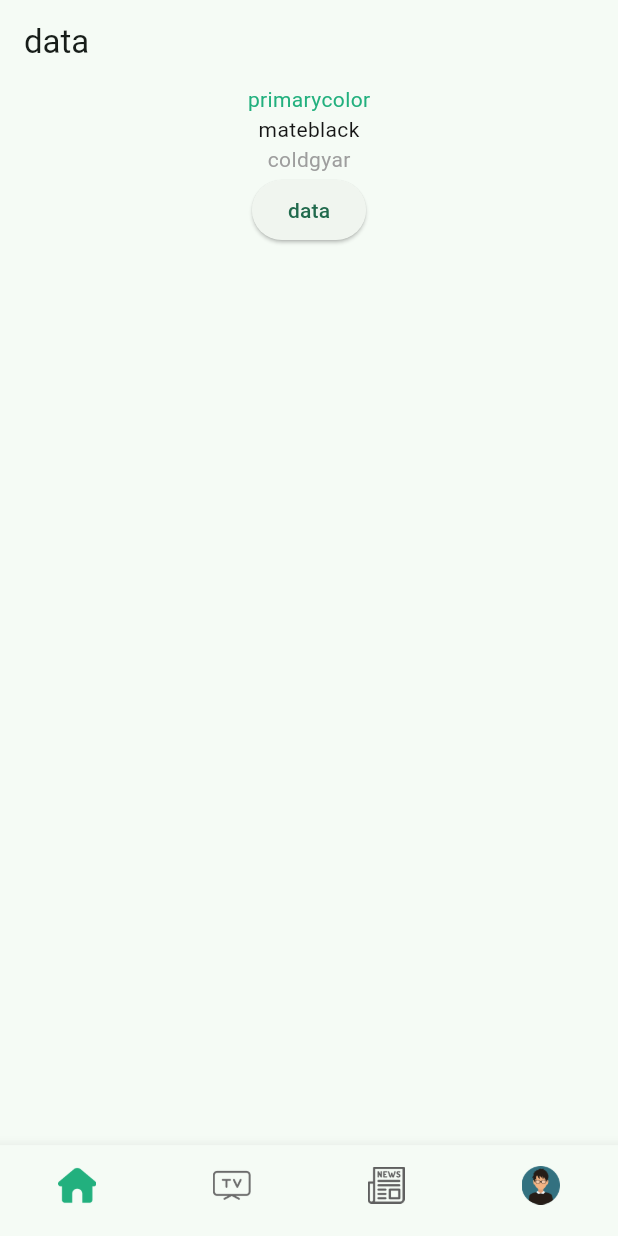
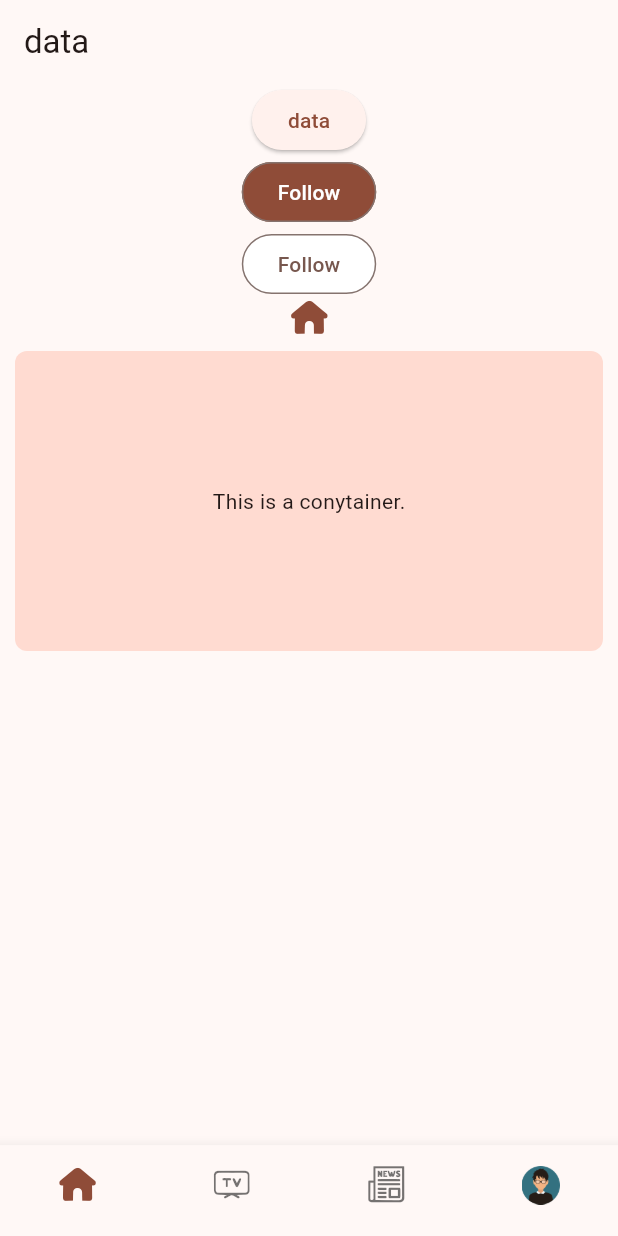
Before and after one commit to anil-s-yadav/stream24news, a Flutter app: the screen it shows after launch, on a phone screen of 412 x 824 dp. Run offline on Flutter 3.47's test engine with Material 3 defaults, Android fonts, the phone set to English and light mode, and no system bars.

Commit message:
custom font added and theme

```diff
--- /dev/null
+++ b/devtools_options.yaml
@@ -0,0 +1,3 @@
+description: This file stores settings for Dart & Flutter DevTools.
+documentation: https://docs.flutter.dev/tools/devtools/extensions#configure-extension-enablement-states
+extensions:
--- a/lib/assets/componants/colors.dart
+++ /dev/null
@@ -1,9 +0,0 @@
-import 'package:flutter/material.dart';
-
-Color primaryColor = const Color(0xff22b07e);
-//Color secondaryColor = Color(0xff22b07e);
-Color mateBlack = const Color(0xff151515);
-Color coldGray = const Color(0xff9e9e9e);
-
-
-//2e3338
--- a/lib/dashboard/homepage/homepage.dart
+++ /dev/null
@@ -1,37 +0,0 @@
-import 'package:flutter/material.dart';
-import 'package:stream24news/assets/componants/colors.dart';
-
-class HomePage extends StatelessWidget {
-  const HomePage({super.key});
-
-  @override
-  Widget build(BuildContext context) {
-    return Scaffold(
-      appBar: AppBar(
-        title: const Text("data"),
-      ),
-      body: Center(
-        child: Column(children: [
-          Text(
-            "primarycolor",
-            style: TextStyle(color: primaryColor),
-          ),
-          Text(
-            "mateblack",
-            style: TextStyle(color: mateBlack),
-          ),
-          Text(
-            "coldgyar",
-            style: TextStyle(color: coldGray),
-          ),
-          Container(
-            child: ElevatedButton(
-              onPressed: () {},
-              child: const Text("data"),
-            ),
-          ),
-        ]),
-      ),
-    );
-  }
-}
--- /dev/null
+++ b/lib/dashboard/homepage/presentation/homepage.dart
@@ -0,0 +1,54 @@
+import 'package:flutter/material.dart';
+import 'package:stream24news/utils/componants/colors.dart';
+import 'package:stream24news/utils/componants/my_widgets.dart';
+import 'package:stream24news/utils/my_tab_icons_icons.dart';
+
+class HomePage extends StatelessWidget {
+  const HomePage({super.key});
+
+  @override
+  Widget build(BuildContext context) {
+    return Scaffold(
+      appBar: AppBar(
+        title: const Text("data"),
+      ),
+      body: Center(
+        child: Column(children: [
+          // Text(
+          //   "primarycolor",
+          //   style: TextStyle(color: primaryColor),
+          // ),
+          // Text(
+          //   "mateblack",
+          //   style: TextStyle(color: mateBlack),
+          // ),
+          // Text(
+          //   "coldgyar",
+          //   style: TextStyle(color: coldGray),
+          // ),
+          ElevatedButton(
+            onPressed: () {},
+            child: const Text("data"),
+          ),
+          PrimaryButton(text: "Follow", onPressed: () {}),
+          SecondaryButton(text: "Follow", onPressed: () {}),
+          Icon(
+            MyTabIcons.home_button_fill,
+            color: Theme.of(context).colorScheme.primary,
+          ),
+          Container(
+            margin: EdgeInsets.all(10),
+            width: 500,
+            height: 200,
+            decoration: BoxDecoration(
+                color: Theme.of(context).colorScheme.secondaryContainer,
+                borderRadius: BorderRadius.circular(8)),
+            child: Center(
+              child: Text("This is a conytainer."),
+            ),
+          )
+        ]),
+      ),
+    );
+  }
+}
--- a/lib/main.dart
+++ b/lib/main.dart
@@ -1,33 +1,29 @@
 import 'package:flutter/material.dart';
-import 'package:adaptive_theme/adaptive_theme.dart';
-import 'assets/componants/colors.dart';
-import 'utils/bottom_navbar.dart';
+import 'utils/componants/bottom_navbar.dart';
+import 'utils/theme/theme.dart';
 
 Future<void> main() async {
-  WidgetsFlutterBinding.ensureInitialized();
-  final savedThemeMode = await AdaptiveTheme.getThemeMode();
-  runApp(MyApp(savedThemeMode: savedThemeMode));
+  runApp(const MyApp());
 }
 
 class MyApp extends StatelessWidget {
-  final AdaptiveThemeMode? savedThemeMode;
-  const MyApp({super.key, this.savedThemeMode});
+  const MyApp({super.key});
 
   @override
   Widget build(BuildContext context) {
-    return AdaptiveTheme(
-        light: ThemeData.light(),
-        dark: ThemeData.dark(),
-        // debugShowFloatingThemeButton: true,
-        initial: AdaptiveThemeMode.light,
-        builder: (theme, darkTheme) => MaterialApp(
-              debugShowCheckedModeBanner: false,
-              title: 'Flutter Demo',
-              theme: ThemeData(
-                colorScheme: ColorScheme.fromSeed(seedColor: primaryColor),
-                useMaterial3: true,
-              ),
-              home: const BottomNavbar(),
-            ));
+    return MaterialApp(
+      debugShowCheckedModeBanner: false,
+      title: 'Stream24 News',
+      theme: ThemeData(
+        colorScheme: MaterialTheme.lightScheme(), // ✅ Use custom light theme
+        useMaterial3: true,
+      ),
+      darkTheme: ThemeData(
+        colorScheme: MaterialTheme.darkScheme(), // ✅ Use custom dark theme
+        useMaterial3: true,
+      ),
+      themeMode: ThemeMode.system, // Auto-switch between light/dark mode
+      home: const BottomNavbar(),
+    );
   }
 }
--- a/lib/utils/bottom_navbar.dart
+++ b/lib/utils/componants/bottom_navbar.dart
@@ -1,5 +1,6 @@
 import 'package:flutter/material.dart';
-import '../dashboard/homepage/homepage.dart';
+import 'package:stream24news/utils/my_tab_icons_icons.dart';
+import '../../dashboard/homepage/presentation/homepage.dart';
 
 class BottomNavbar extends StatefulWidget {
   const BottomNavbar({super.key});
@@ -36,28 +37,19 @@ class _BottomNavbarState extends State<BottomNavbar> {
         showUnselectedLabels: false,
         items: [
           BottomNavigationBarItem(
-              icon: Image.asset(
-                selectedIndex == 0
-                    ? "lib/assets/images/home-button-fill.png"
-                    : "lib/assets/images/home-button.png",
-                scale: 5,
-              ),
+              icon: Icon(selectedIndex == 0
+                  ? MyTabIcons.home_button_fill
+                  : MyTabIcons.home_button),
               label: ""),
           BottomNavigationBarItem(
-              icon: Image.asset(
-                selectedIndex == 1
-                    ? "lib/assets/images/video-fill.png"
-                    : "lib/assets/images/video.png",
-                scale: 5,
-              ),
+              icon: Icon(selectedIndex == 1
+                  ? MyTabIcons.video_fill
+                  : MyTabIcons.video),
               label: ""),
           BottomNavigationBarItem(
-              icon: Image.asset(
-                selectedIndex == 2
-                    ? "lib/assets/images/newspaper-fill.png"
-                    : "lib/assets/images/newspaper.png",
-                scale: 5.2,
-              ),
+              icon: Icon(selectedIndex == 2
+                  ? MyTabIcons.newspaper_fill
+                  : MyTabIcons.newspaper),
               label: ""),
           BottomNavigationBarItem(
               icon: Image.asset(
--- /dev/null
+++ b/lib/utils/componants/my_widgets.dart
@@ -0,0 +1,38 @@
+import 'package:flutter/material.dart';
+import 'package:stream24news/utils/componants/colors.dart';
+
+class PrimaryButton extends StatelessWidget {
+  const PrimaryButton({super.key, required this.text, required this.onPressed});
+  final String text;
+  final Function()? onPressed;
+
+  @override
+  Widget build(BuildContext context) {
+    return OutlinedButton(
+      onPressed: onPressed,
+      style: ElevatedButton.styleFrom(
+          backgroundColor: Theme.of(context).colorScheme.primary,
+          foregroundColor: Theme.of(context).colorScheme.onPrimary),
+      child: Text(text),
+    );
+  }
+}
+
+class SecondaryButton extends StatelessWidget {
+  const SecondaryButton(
+      {super.key, required this.text, required this.onPressed});
+  final String text;
+  final Function()? onPressed;
+
+  @override
+  Widget build(BuildContext context) {
+    return OutlinedButton(
+      onPressed: onPressed,
+      style: ElevatedButton.styleFrom(
+        backgroundColor: Theme.of(context).colorScheme.onSecondary,
+        foregroundColor: Theme.of(context).colorScheme.secondary,
+      ),
+      child: Text(text),
+    );
+  }
+}
--- /dev/null
+++ b/lib/utils/my_tab_icons_icons.dart
@@ -0,0 +1,39 @@
+/// Flutter icons MyTabIcons
+/// Copyright (C) 2025 by original authors @ fluttericon.com, fontello.com
+/// This font was generated by FlutterIcon.com, which is derived from Fontello.
+///
+/// To use this font, place it in your fonts/ directory and include the
+/// following in your pubspec.yaml
+///
+/// flutter:
+///   fonts:
+///    - family:  MyTabIcons
+///      fonts:
+///       - asset: fonts/MyTabIcons.ttf
+///
+///
+///
+import 'package:flutter/widgets.dart';
+
+class MyTabIcons {
+  MyTabIcons._();
+
+  static const _kFontFam = 'MyTabIcons';
+  static const String? _kFontPkg = null;
+
+  static const IconData settings = IconData(0xe800, fontFamily: _kFontFam, fontPackage: _kFontPkg);
+  static const IconData searchh = IconData(0xe801, fontFamily: _kFontFam, fontPackage: _kFontPkg);
+  static const IconData tabview = IconData(0xe802, fontFamily: _kFontFam, fontPackage: _kFontPkg);
+  static const IconData home_button = IconData(0xe803, fontFamily: _kFontFam, fontPackage: _kFontPkg);
+  static const IconData home_button_fill = IconData(0xe804, fontFamily: _kFontFam, fontPackage: _kFontPkg);
+  static const IconData newspaper = IconData(0xe805, fontFamily: _kFontFam, fontPackage: _kFontPkg);
+  static const IconData newspaper_fill = IconData(0xe806, fontFamily: _kFontFam, fontPackage: _kFontPkg);
+  static const IconData video = IconData(0xe807, fontFamily: _kFontFam, fontPackage: _kFontPkg);
+  static const IconData video_fill = IconData(0xe808, fontFamily: _kFontFam, fontPackage: _kFontPkg);
+  static const IconData bookmark_fill = IconData(0xe809, fontFamily: _kFontFam, fontPackage: _kFontPkg);
+  static const IconData bookmark = IconData(0xe80a, fontFamily: _kFontFam, fontPackage: _kFontPkg);
+  static const IconData listview = IconData(0xe80b, fontFamily: _kFontFam, fontPackage: _kFontPkg);
+  static const IconData listview_fill = IconData(0xe80c, fontFamily: _kFontFam, fontPackage: _kFontPkg);
+  static const IconData notification = IconData(0xe80d, fontFamily: _kFontFam, fontPackage: _kFontPkg);
+  static const IconData notification_fill = IconData(0xe80e, fontFamily: _kFontFam, fontPackage: _kFontPkg);
+}
--- /dev/null
+++ b/lib/utils/theme/theme.dart
@@ -0,0 +1,386 @@
+import "package:flutter/material.dart";
+
+class MaterialTheme {
+  final TextTheme textTheme;
+
+  const MaterialTheme(this.textTheme);
+
+  static ColorScheme lightScheme() {
+    return const ColorScheme(
+      brightness: Brightness.light,
+      primary: Color(0xff8f4c38),
+      surfaceTint: Color(0xff8f4c38),
+      onPrimary: Color(0xffffffff),
+      primaryContainer: Color(0xffffdbd1),
+      onPrimaryContainer: Color(0xff723523),
+      secondary: Color(0xff77574e),
+      onSecondary: Color(0xffffffff),
+      secondaryContainer: Color(0xffffdbd1),
+      onSecondaryContainer: Color(0xff5d4037),
+      tertiary: Color(0xff6c5d2f),
+      onTertiary: Color(0xffffffff),
+      tertiaryContainer: Color(0xfff5e1a7),
+      onTertiaryContainer: Color(0xff534619),
+      error: Color(0xffba1a1a),
+      onError: Color(0xffffffff),
+      errorContainer: Color(0xffffdad6),
+      onErrorContainer: Color(0xff93000a),
+      surface: Color(0xfffff8f6),
+      onSurface: Color(0xff231917),
+      onSurfaceVariant: Color(0xff53433f),
+      outline: Color(0xff85736e),
+      outlineVariant: Color(0xffd8c2bc),
+      shadow: Color(0xff000000),
+      scrim: Color(0xff000000),
+      inverseSurface: Color(0xff392e2b),
+      inversePrimary: Color(0xffffb5a0),
+      primaryFixed: Color(0xffffdbd1),
+      onPrimaryFixed: Color(0xff3a0b01),
+      primaryFixedDim: Color(0xffffb5a0),
+      onPrimaryFixedVariant: Color(0xff723523),
+      secondaryFixed: Color(0xffffdbd1),
+      onSecondaryFixed: Color(0xff2c150f),
+      secondaryFixedDim: Color(0xffe7bdb2),
+      onSecondaryFixedVariant: Color(0xff5d4037),
+      tertiaryFixed: Color(0xfff5e1a7),
+      onTertiaryFixed: Color(0xff231b00),
+      tertiaryFixedDim: Color(0xffd8c58d),
+      onTertiaryFixedVariant: Color(0xff534619),
+      surfaceDim: Color(0xffe8d6d2),
+      surfaceBright: Color(0xfffff8f6),
+      surfaceContainerLowest: Color(0xffffffff),
+      surfaceContainerLow: Color(0xfffff1ed),
+      surfaceContainer: Color(0xfffceae5),
+      surfaceContainerHigh: Color(0xfff7e4e0),
+      surfaceContainerHighest: Color(0xfff1dfda),
+    );
+  }
+
+  ThemeData light() {
+    return theme(lightScheme());
+  }
+
+  // static ColorScheme lightMediumContrastScheme() {
+  //   return const ColorScheme(
+  //     brightness: Brightness.light,
+  //     primary: Color(0xff5d2514),
+  //     surfaceTint: Color(0xff8f4c38),
+  //     onPrimary: Color(0xffffffff),
+  //     primaryContainer: Color(0xffa15a45),
+  //     onPrimaryContainer: Color(0xffffffff),
+  //     secondary: Color(0xff4b2f28),
+  //     onSecondary: Color(0xffffffff),
+  //     secondaryContainer: Color(0xff87655c),
+  //     onSecondaryContainer: Color(0xffffffff),
+  //     tertiary: Color(0xff41350a),
+  //     onTertiary: Color(0xffffffff),
+  //     tertiaryContainer: Color(0xff7b6c3c),
+  //     onTertiaryContainer: Color(0xffffffff),
+  //     error: Color(0xff740006),
+  //     onError: Color(0xffffffff),
+  //     errorContainer: Color(0xffcf2c27),
+  //     onErrorContainer: Color(0xffffffff),
+  //     surface: Color(0xfffff8f6),
+  //     onSurface: Color(0xff180f0d),
+  //     onSurfaceVariant: Color(0xff41332f),
+  //     outline: Color(0xff5f4f4a),
+  //     outlineVariant: Color(0xff7b6964),
+  //     shadow: Color(0xff000000),
+  //     scrim: Color(0xff000000),
+  //     inverseSurface: Color(0xff392e2b),
+  //     inversePrimary: Color(0xffffb5a0),
+  //     primaryFixed: Color(0xffa15a45),
+  //     onPrimaryFixed: Color(0xffffffff),
+  //     primaryFixedDim: Color(0xff84422f),
+  //     onPrimaryFixedVariant: Color(0xffffffff),
+  //     secondaryFixed: Color(0xff87655c),
+  //     onSecondaryFixed: Color(0xffffffff),
+  //     secondaryFixedDim: Color(0xff6d4d45),
+  //     onSecondaryFixedVariant: Color(0xffffffff),
+  //     tertiaryFixed: Color(0xff7b6c3c),
+  //     onTertiaryFixed: Color(0xffffffff),
+  //     tertiaryFixedDim: Color(0xff615426),
+  //     onTertiaryFixedVariant: Color(0xffffffff),
+  //     surfaceDim: Color(0xffd4c3be),
+  //     surfaceBright: Color(0xfffff8f6),
+  //     surfaceContainerLowest: Color(0xffffffff),
+  //     surfaceContainerLow: Color(0xfffff1ed),
+  //     surfaceContainer: Color(0xfff7e4e0),
+  //     surfaceContainerHigh: Color(0xffebd9d4),
+  //     surfaceContainerHighest: Color(0xffdfcec9),
+  //   );
+  // }
+
+  // ThemeData lightMediumContrast() {
+  //   return theme(lightMediumContrastScheme());
+  // }
+
+  // static ColorScheme lightHighContrastScheme() {
+  //   return const ColorScheme(
+  //     brightness: Brightness.light,
+  //     primary: Color(0xff501b0b),
+  //     surfaceTint: Color(0xff8f4c38),
+  //     onPrimary: Color(0xffffffff),
+  //     primaryContainer: Color(0xff753725),
+  //     onPrimaryContainer: Color(0xffffffff),
+  //     secondary: Color(0xff3f261e),
+  //     onSecondary: Color(0xffffffff),
+  //     secondaryContainer: Color(0xff60423a),
+  //     onSecondaryContainer: Color(0xffffffff),
+  //     tertiary: Color(0xff362b02),
+  //     onTertiary: Color(0xffffffff),
+  //     tertiaryContainer: Color(0xff55481c),
+  //     onTertiaryContainer: Color(0xffffffff),
+  //     error: Color(0xff600004),
+  //     onError: Color(0xffffffff),
+  //     errorContainer: Color(0xff98000a),
+  //     onErrorContainer: Color(0xffffffff),
+  //     surface: Color(0xfffff8f6),
+  //     onSurface: Color(0xff000000),
+  //     onSurfaceVariant: Color(0xff000000),
+  //     outline: Color(0xff372925),
+  //     outlineVariant: Color(0xff554641),
+  //     shadow: Color(0xff000000),
+  //     scrim: Color(0xff000000),
+  //     inverseSurface: Color(0xff392e2b),
+  //     inversePrimary: Color(0xffffb5a0),
+  //     primaryFixed: Color(0xff753725),
+  //     onPrimaryFixed: Color(0xffffffff),
+  //     primaryFixedDim: Color(0xff592111),
+  //     onPrimaryFixedVariant: Color(0xffffffff),
+  //     secondaryFixed: Color(0xff60423a),
+  //     onSecondaryFixed: Color(0xffffffff),
+  //     secondaryFixedDim: Color(0xff472c24),
+  //     onSecondaryFixedVariant: Color(0xffffffff),
+  //     tertiaryFixed: Color(0xff55481c),
+  //     onTertiaryFixed: Color(0xffffffff),
+  //     tertiaryFixedDim: Color(0xff3d3206),
+  //     onTertiaryFixedVariant: Color(0xffffffff),
+  //     surfaceDim: Color(0xffc6b5b1),
+  //     surfaceBright: Color(0xfffff8f6),
+  //     surfaceContainerLowest: Color(0xffffffff),
+  //     surfaceContainerLow: Color(0xffffede8),
+  //     surfaceContainer: Color(0xfff1dfda),
+  //     surfaceContainerHigh: Color(0xffe2d1cc),
+  //     surfaceContainerHighest: Color(0xffd4c3be),
+  //   );
+  // }
+
+  // ThemeData lightHighContrast() {
+  //   return theme(lightHighContrastScheme());
+  // }
+
+  static ColorScheme darkScheme() {
+    return const ColorScheme(
+      brightness: Brightness.dark,
+      primary: Color(0xffffb5a0),
+      surfaceTint: Color(0xffffb5a0),
+      onPrimary: Color(0xff561f0f),
+      primaryContainer: Color(0xff723523),
+      onPrimaryContainer: Color(0xffffdbd1),
+      secondary: Color(0xffe7bdb2),
+      onSecondary: Color(0xff442a22),
+      secondaryContainer: Color(0xff5d4037),
+      onSecondaryContainer: Color(0xffffdbd1),
+      tertiary: Color(0xffd8c58d),
+      onTertiary: Color(0xff3b2f05),
+      tertiaryContainer: Color(0xff534619),
+      onTertiaryContainer: Color(0xfff5e1a7),
+      error: Color(0xffffb4ab),
+      onError: Color(0xff690005),
+      errorContainer: Color(0xff93000a),
+      onErrorContainer: Color(0xffffdad6),
+      surface: Color(0xff1a110f),
+      onSurface: Color(0xfff1dfda),
+      onSurfaceVariant: Color(0xffd8c2bc),
+      outline: Color(0xffa08c87),
+      outlineVariant: Color(0xff53433f),
+      shadow: Color(0xff000000),
+      scrim: Color(0xff000000),
+      inverseSurface: Color(0xfff1dfda),
+      inversePrimary: Color(0xff8f4c38),
+      primaryFixed: Color(0xffffdbd1),
+      onPrimaryFixed: Color(0xff3a0b01),
+      primaryFixedDim: Color(0xffffb5a0),
+      onPrimaryFixedVariant: Color(0xff723523),
+      secondaryFixed: Color(0xffffdbd1),
+      onSecondaryFixed: Color(0xff2c150f),
+      secondaryFixedDim: Color(0xffe7bdb2),
+      onSecondaryFixedVariant: Color(0xff5d4037),
+      tertiaryFixed: Color(0xfff5e1a7),
+      onTertiaryFixed: Color(0xff231b00),
+      tertiaryFixedDim: Color(0xffd8c58d),
+      onTertiaryFixedVariant: Color(0xff534619),
+      surfaceDim: Color(0xff1a110f),
+      surfaceBright: Color(0xff423734),
+      surfaceContainerLowest: Color(0xff140c0a),
+      surfaceContainerLow: Color(0xff231917),
+      surfaceContainer: Color(0xff271d1b),
+      surfaceContainerHigh: Color(0xff322825),
+      surfaceContainerHighest: Color(0xff3d322f),
+    );
+  }
+
+  ThemeData dark() {
+    return theme(darkScheme());
+  }
+
+  // static ColorScheme darkMediumContrastScheme() {
+  //   return const ColorScheme(
+  //     brightness: Brightness.dark,
+  //     primary: Color(0xffffd2c6),
+  //     surfaceTint: Color(0xffffb5a0),
+  //     onPrimary: Color(0xff481506),
+  //     primaryContainer: Color(0xffcb7c65),
+  //     onPrimaryContainer: Color(0xff000000),
+  //     secondary: Color(0xfffed3c7),
+  //     onSecondary: Color(0xff381f18),
+  //     secondaryContainer: Color(0xffae887e),
+  //     onSecondaryContainer: Color(0xff000000),
+  //     tertiary: Color(0xffefdba1),
+  //     onTertiary: Color(0xff2f2500),
+  //     tertiaryContainer: Color(0xffa0905c),
+  //     onTertiaryContainer: Color(0xff000000),
+  //     error: Color(0xffffd2cc),
+  //     onError: Color(0xff540003),
+  //     errorContainer: Color(0xffff5449),
+  //     onErrorContainer: Color(0xff000000),
+  //     surface: Color(0xff1a110f),
+  //     onSurface: Color(0xffffffff),
+  //     onSurfaceVariant: Color(0xffeed7d1),
+  //     outline: Color(0xffc2ada8),
+  //     outlineVariant: Color(0xffa08c87),
+  //     shadow: Color(0xff000000),
+  //     scrim: Color(0xff000000),
+  //     inverseSurface: Color(0xfff1dfda),
+  //     inversePrimary: Color(0xff743624),
+  //     primaryFixed: Color(0xffffdbd1),
+  //     onPrimaryFixed: Color(0xff280500),
+  //     primaryFixedDim: Color(0xffffb5a0),
+  //     onPrimaryFixedVariant: Color(0xff5d2514),
+  //     secondaryFixed: Color(0xffffdbd1),
+  //     onSecondaryFixed: Color(0xff200b06),
+  //     secondaryFixedDim: Color(0xffe7bdb2),
+  //     onSecondaryFixedVariant: Color(0xff4b2f28),
+  //     tertiaryFixed: Color(0xfff5e1a7),
+  //     onTertiaryFixed: Color(0xff171100),
+  //     tertiaryFixedDim: Color(0xffd8c58d),
+  //     onTertiaryFixedVariant: Color(0xff41350a),
+  //     surfaceDim: Color(0xff1a110f),
+  //     surfaceBright: Color(0xff4e423f),
+  //     surfaceContainerLowest: Color(0xff0d0604),
+  //     surfaceContainerLow: Color(0xff251b19),
+  //     surfaceContainer: Color(0xff302623),
+  //     surfaceContainerHigh: Color(0xff3b302d),
+  //     surfaceContainerHighest: Color(0xff463b38),
+  //   );
+  // }
+
+  // ThemeData darkMediumContrast() {
+  //   return theme(darkMediumContrastScheme());
+  // }
+
+  // static ColorScheme darkHighContrastScheme() {
+  //   return const ColorScheme(
+  //     brightness: Brightness.dark,
+  //     primary: Color(0xffffece7),
+  //     surfaceTint: Color(0xffffb5a0),
+  //     onPrimary: Color(0xff000000),
+  //     primaryContainer: Color(0xffffaf98),
+  //     onPrimaryContainer: Color(0xff1e0300),
+  //     secondary: Color(0xffffece7),
+  //     onSecondary: Color(0xff000000),
+  //     secondaryContainer: Color(0xffe3b9ae),
+  //     onSecondaryContainer: Color(0xff190603),
+  //     tertiary: Color(0xffffefc4),
+  //     onTertiary: Color(0xff000000),
+  //     tertiaryContainer: Color(0xffd4c289),
+  //     onTertiaryContainer: Color(0xff100b00),
+  //     error: Color(0xffffece9),
+  //     onError: Color(0xff000000),
+  //     errorContainer: Color(0xffffaea4),
+  //     onErrorContainer: Color(0xff220001),
+  //     surface: Color(0xff1a110f),
+  //     onSurface: Color(0xffffffff),
+  //     onSurfaceVariant: Color(0xffffffff),
+  //     outline: Color(0xffffece7),
+  //     outlineVariant: Color(0xffd4beb8),
+  //     shadow: Color(0xff000000),
+  //     scrim: Color(0xff000000),
+  //     inverseSurface: Color(0xfff1dfda),
+  //     inversePrimary: Color(0xff743624),
+  //     primaryFixed: Color(0xffffdbd1),
+  //     onPrimaryFixed: Color(0xff000000),
+  //     primaryFixedDim: Color(0xffffb5a0),
+  //     onPrimaryFixedVariant: Color(0xff280500),
+  //     secondaryFixed: Color(0xffffdbd1),
+  //     onSecondaryFixed: Color(0xff000000),
+  //     secondaryFixedDim: Color(0xffe7bdb2),
+  //     onSecondaryFixedVariant: Color(0xff200b06),
+  //     tertiaryFixed: Color(0xfff5e1a7),
+  //     onTertiaryFixed: Color(0xff000000),
+  //     tertiaryFixedDim: Color(0xffd8c58d),
+  //     onTertiaryFixedVariant: Color(0xff171100),
+  //     surfaceDim: Color(0xff1a110f),
+  //     surfaceBright: Color(0xff5a4d4a),
+  //     surfaceContainerLowest: Color(0xff000000),
+  //     surfaceContainerLow: Color(0xff271d1b),
+  //     surfaceContainer: Color(0xff392e2b),
+  //     surfaceContainerHigh: Color(0xff443936),
+  //     surfaceContainerHighest: Color(0xff504441),
+  //   );
+  // }
+
+  // ThemeData darkHighContrast() {
+  //   return theme(darkHighContrastScheme());
+  // }
+
+  ThemeData theme(ColorScheme colorScheme) => ThemeData(
+        useMaterial3: true,
+        brightness: colorScheme.brightness,
+        colorScheme: colorScheme,
+        textTheme: textTheme.apply(
+          bodyColor: colorScheme.onSurface,
+          displayColor: colorScheme.onSurface,
+        ),
+        scaffoldBackgroundColor: colorScheme.surface,
+        canvasColor: colorScheme.surface,
+      );
+
+  List<ExtendedColor> get extendedColors => [];
+}
+
+class ExtendedColor {
+  final Color seed, value;
+  final ColorFamily light;
+  final ColorFamily lightHighContrast;
+  final ColorFamily lightMediumContrast;
+  final ColorFamily dark;
+  final ColorFamily darkHighContrast;
+  final ColorFamily darkMediumContrast;
+
+  const ExtendedColor({
+    required this.seed,
+    required this.value,
+    required this.light,
+    required this.lightHighContrast,
+    required this.lightMediumContrast,
+    required this.dark,
+    required this.darkHighContrast,
+    required this.darkMediumContrast,
+  });
+}
+
+class ColorFamily {
+  const ColorFamily({
+    required this.color,
+    required this.onColor,
+    required this.colorContainer,
+    required this.onColorContainer,
+  });
+
+  final Color color;
+  final Color onColor;
+  final Color colorContainer;
+  final Color onColorContainer;
+}
```
Also changed, not shown: lib/utils/componants/colors.dart (added, +9 -0 lines), pubspec.yaml (+5 -6 lines), lib/assets/fonts/MyTabIcons.ttf (added), pubspec.lock, 1 other file.
